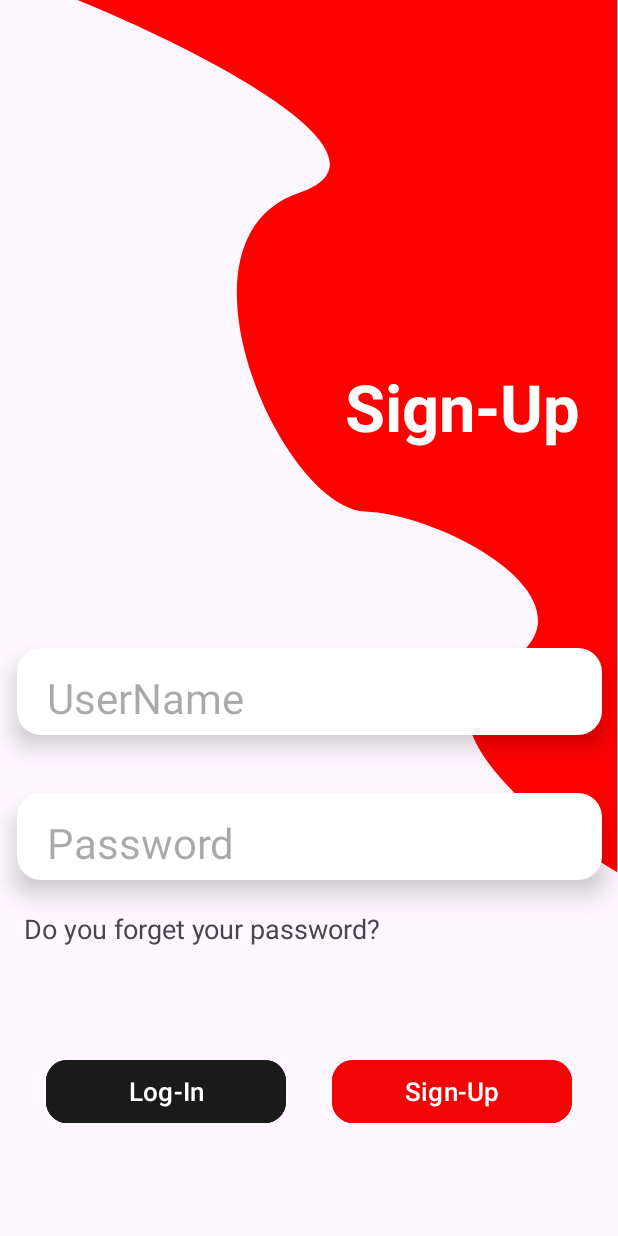
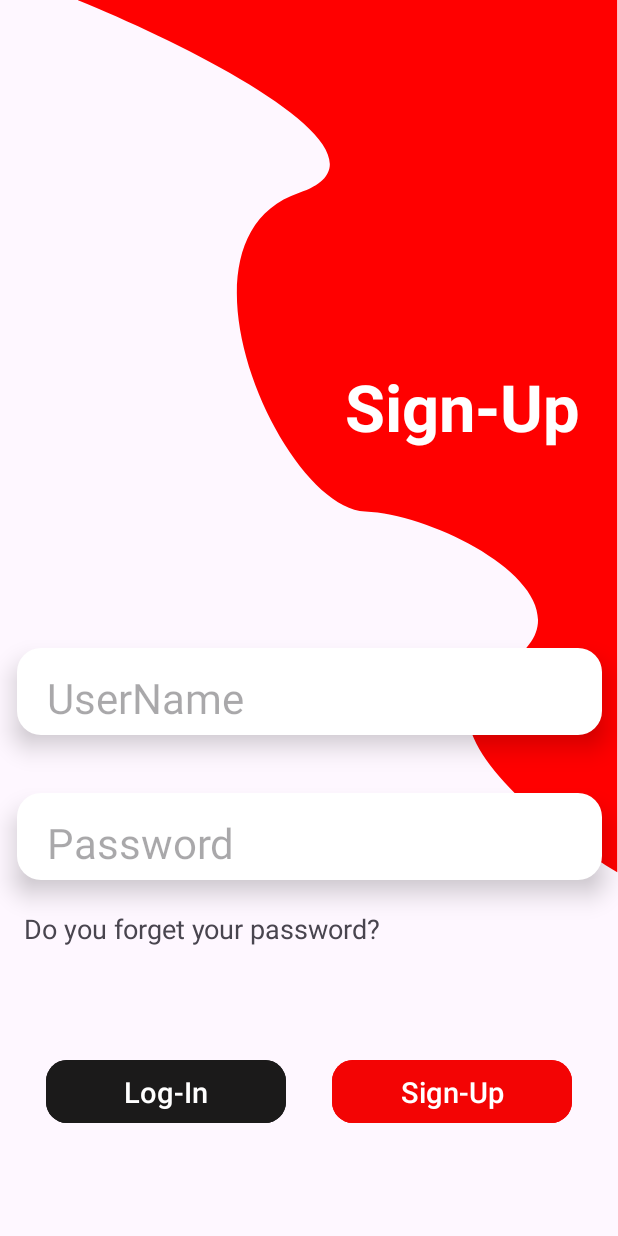
Before and after one commit to Vishalk0/Sign-Up-app, an Android app: the screen it shows after launch (loginactivity), on a phone screen of 412 x 824 dp. Run offline under Robolectric (Android 15) with nearby library versions, the phone set to English and light mode, and no system bars; our stand-ins replace Firebase (no records; nobody signed in at launch, a user with empty details on screens opened directly); Roboto replaces fonts that are not available here.

Commit message:
second time commit

```diff
--- a/app/src/main/res/layout/activity_loginactivity.xml
+++ b/app/src/main/res/layout/activity_loginactivity.xml
@@ -14,7 +14,8 @@
         app:layout_constraintEnd_toEndOf="parent"
         app:layout_constraintTop_toTopOf="parent"
         app:layout_constraintVertical_bias="0.0"
-        app:srcCompat="@drawable/big_red" />
+        app:srcCompat="@drawable/big_red"
+        android:contentDescription="TODO" />
 
     <TextView
         android:id="@+id/textView"
@@ -25,7 +26,7 @@
         android:shadowDy="10"
         android:text="Sign-Up"
         android:textColor="@color/white"
-        android:textSize="43dp"
+        android:textSize="43sp"
         android:textStyle="bold"
         app:layout_constraintBottom_toBottomOf="parent"
         app:layout_constraintEnd_toEndOf="parent"
@@ -41,17 +42,18 @@
         android:layout_marginTop="132dp"
         android:background="@drawable/signin_bg"
         android:elevation="10dp"
-        android:hint="UserName"
+        android:hint="@string/username"
         android:inputType="textEmailAddress"
         android:paddingStart="20dp"
         android:paddingTop="8dp"
         android:shadowColor="@color/black"
         android:shadowDx="0"
         android:shadowDy="4"
-        android:textSize="28dp"
+        android:textSize="28sp"
         app:layout_constraintEnd_toEndOf="parent"
         app:layout_constraintStart_toStartOf="parent"
-        app:layout_constraintTop_toBottomOf="@+id/textView" />
+        app:layout_constraintTop_toBottomOf="@+id/textView"
+        android:autofillHints="" />
 
     <EditText
         android:id="@+id/textView3"
@@ -59,13 +61,13 @@
         android:layout_height="58dp"
         android:background="@drawable/signin_bg"
         android:elevation="10dp"
-        android:hint="Password"
+        android:hint="@string/password"
         android:paddingStart="20dp"
         android:paddingTop="8dp"
         android:shadowColor="@color/black"
         android:shadowDx="0"
         android:shadowDy="4"
-        android:textSize="28dp"
+        android:textSize="28sp"
         app:layout_constraintBottom_toBottomOf="parent"
         app:layout_constraintEnd_toEndOf="parent"
         app:layout_constraintStart_toStartOf="parent"
@@ -78,8 +80,8 @@
         android:layout_height="wrap_content"
         android:layout_marginTop="20dp"
         android:gravity="center"
-        android:text="Do you forget your password?"
-        android:textSize="18dp"
+        android:text="@string/do_you_forget_your_password"
+        android:textSize="18sp"
         app:layout_constraintEnd_toEndOf="parent"
         app:layout_constraintHorizontal_bias="0.091"
         app:layout_constraintStart_toStartOf="parent"
@@ -90,8 +92,8 @@
         android:layout_width="160dp"
         android:layout_height="50dp"
         android:backgroundTint="#1B1A1A"
-        android:text="Log-In"
-        android:textSize="17dp"
+        android:text="@string/log_in"
+        android:textSize="19sp"
         app:cornerRadius="14dp"
         app:layout_constraintBottom_toBottomOf="parent"
         app:layout_constraintEnd_toStartOf="@+id/signin"
@@ -104,8 +106,8 @@
         android:layout_width="160dp"
         android:layout_height="50dp"
         android:backgroundTint="#F30404"
-        android:text="Sign-Up"
-        android:textSize="17dp"
+        android:text="@string/sign_up"
+        android:textSize="19sp"
         app:cornerRadius="14dp"
         app:layout_constraintBottom_toBottomOf="parent"
         app:layout_constraintEnd_toEndOf="parent"
--- a/app/src/main/res/values/strings.xml
+++ b/app/src/main/res/values/strings.xml
@@ -1,3 +1,8 @@
 <resources>
     <string name="app_name">signup</string>
+    <string name="log_in">Log-In</string>
+    <string name="sign_up">Sign-Up</string>
+    <string name="username">UserName</string>
+    <string name="password">Password</string>
+    <string name="do_you_forget_your_password">Do you forget your password?</string>
 </resources>
```
